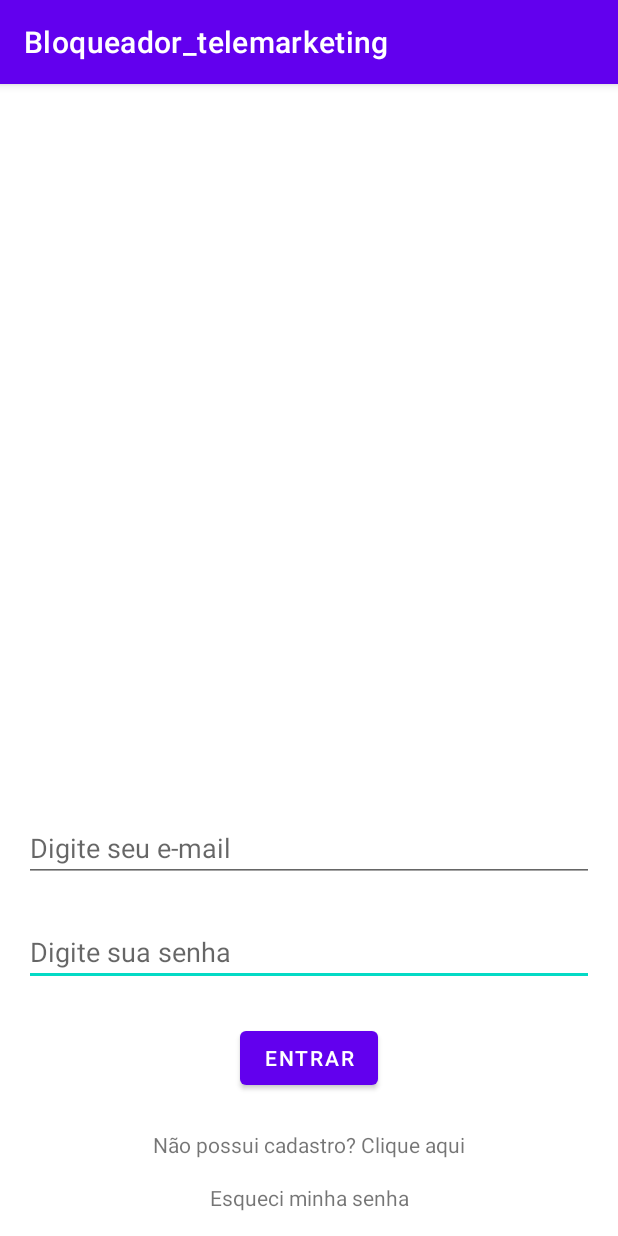
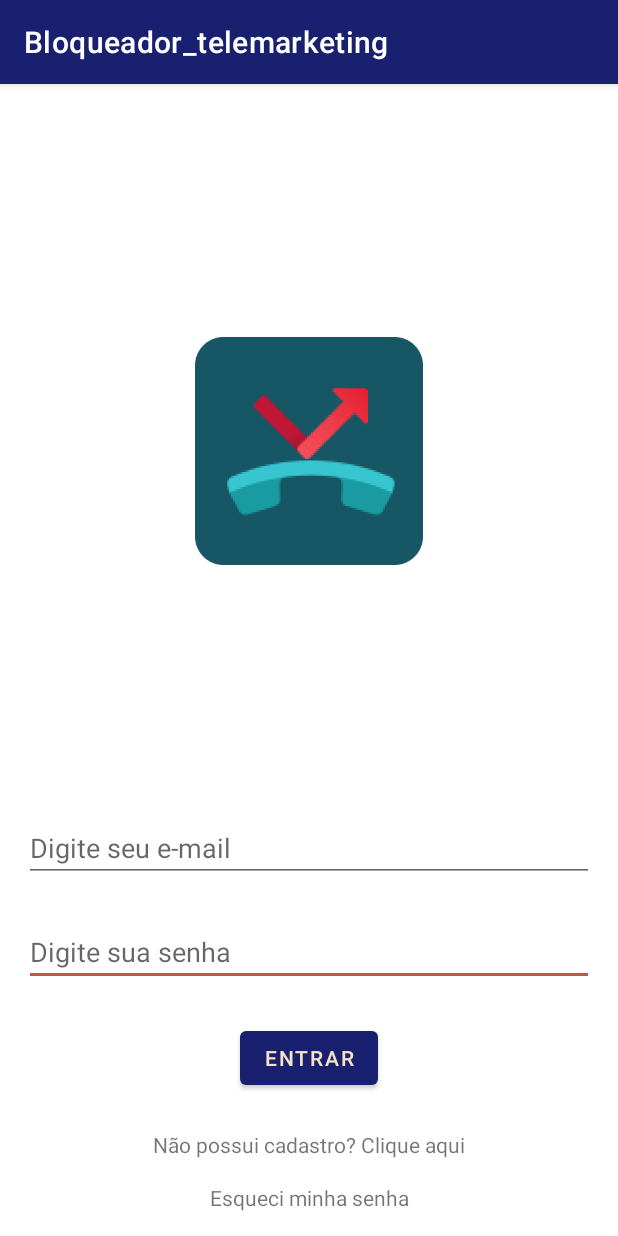
Before and after one commit to lucaslopes05/bloqueador_telemarketing, an Android app: the screen it shows after launch (LoginActivity), on a phone screen of 412 x 824 dp. Run offline under Robolectric (Android 15) with nearby library versions, the phone set to English and light mode, and no system bars; our stand-ins replace Dagger/Hilt's generated code, Firebase (no records; nobody signed in at launch, a user with empty details on screens opened directly), data binding.

Commit message:
Theme colors configuration

```diff
--- a/app/src/main/res/layout/fragment_esqueci_senha.xml
+++ b/app/src/main/res/layout/fragment_esqueci_senha.xml
@@ -20,10 +20,11 @@
             android:layout_width="wrap_content"
             android:layout_height="wrap_content"
             android:layout_marginBottom="16dp"
+            android:onClick="@{elementosEsqueci::enviarEmail}"
             android:text="@string/enviar"
-            android:onClick="@{elementosEsqueci::enviarEmail}"
             app:layout_constraintBottom_toBottomOf="parent"
             app:layout_constraintEnd_toEndOf="parent"
+            app:layout_constraintHorizontal_bias="0.498"
             app:layout_constraintStart_toStartOf="parent" />
 
         <EditText
@@ -32,12 +33,13 @@
             android:layout_height="wrap_content"
             android:layout_marginStart="16dp"
             android:layout_marginEnd="16dp"
-            android:layout_marginBottom="24dp"
+            android:layout_marginBottom="20dp"
             android:ems="10"
             android:hint="@string/email"
             android:inputType="textEmailAddress"
             app:layout_constraintBottom_toTopOf="@+id/btEsqueciEnviar"
             app:layout_constraintEnd_toEndOf="parent"
+            app:layout_constraintHorizontal_bias="0.0"
             app:layout_constraintStart_toStartOf="parent" />
     </androidx.constraintlayout.widget.ConstraintLayout>
 </layout>
--- a/app/src/main/res/layout/fragment_login.xml
+++ b/app/src/main/res/layout/fragment_login.xml
@@ -13,6 +13,7 @@
     <androidx.constraintlayout.widget.ConstraintLayout
         android:layout_width="match_parent"
         android:layout_height="match_parent"
+        android:background="@android:color/primary_text_dark"
         tools:context=".ui.fragment.LoginFragment">
 
         <TextView
@@ -20,8 +21,8 @@
             android:layout_width="wrap_content"
             android:layout_height="wrap_content"
             android:layout_marginBottom="16dp"
+            android:onClick="@{elementosLogin::irEsqueciSenha}"
             android:text="@string/esqueci_senha"
-            android:onClick="@{elementosLogin::irEsqueciSenha}"
             app:layout_constraintBottom_toBottomOf="parent"
             app:layout_constraintEnd_toEndOf="parent"
             app:layout_constraintStart_toStartOf="parent" />
@@ -42,8 +43,8 @@
             android:layout_width="wrap_content"
             android:layout_height="wrap_content"
             android:layout_marginBottom="24dp"
+            android:onClick="@{elementosLogin::irEntrar}"
             android:text="@string/entrar"
-            android:onClick="@{elementosLogin::irEntrar}"
             app:layout_constraintBottom_toTopOf="@+id/tvCadastrar"
             app:layout_constraintEnd_toEndOf="parent"
             app:layout_constraintStart_toStartOf="parent" />
@@ -76,6 +77,19 @@
             app:layout_constraintEnd_toEndOf="parent"
             app:layout_constraintStart_toStartOf="parent" />
 
+        <ImageView
+            android:id="@+id/imageView2"
+            android:layout_width="0dp"
+            android:layout_height="232dp"
+            android:layout_marginStart="130dp"
+            android:layout_marginEnd="130dp"
+            app:layout_constraintBottom_toBottomOf="parent"
+            app:layout_constraintEnd_toEndOf="parent"
+            app:layout_constraintStart_toStartOf="parent"
+            app:layout_constraintTop_toTopOf="parent"
+            app:layout_constraintVertical_bias="0.24000001"
+            app:srcCompat="@drawable/bloqueio_de_chamada_square_3x" />
+
     </androidx.constraintlayout.widget.ConstraintLayout>
 
 </layout>
--- a/app/src/main/res/layout/fragment_teste_logado.xml
+++ b/app/src/main/res/layout/fragment_teste_logado.xml
@@ -19,11 +19,12 @@
             android:id="@+id/textView2"
             android:layout_width="wrap_content"
             android:layout_height="wrap_content"
-            android:text="Estamos logado"
+            android:text="@string/logged"
             android:textSize="36sp"
             app:layout_constraintBottom_toBottomOf="parent"
             app:layout_constraintEnd_toEndOf="parent"
             app:layout_constraintStart_toStartOf="parent"
-            app:layout_constraintTop_toTopOf="parent" />
+            app:layout_constraintTop_toTopOf="parent"
+            app:layout_constraintVertical_bias="0.499" />
     </androidx.constraintlayout.widget.ConstraintLayout>
 </layout>
--- a/app/src/main/res/values-night/themes.xml
+++ b/app/src/main/res/values-night/themes.xml
@@ -2,13 +2,13 @@
     <!-- Base application theme. -->
     <style name="Theme.Bloqueador_telemarketing" parent="Theme.MaterialComponents.DayNight.DarkActionBar">
         <!-- Primary brand color. -->
-        <item name="colorPrimary">@color/purple_200</item>
-        <item name="colorPrimaryVariant">@color/purple_700</item>
-        <item name="colorOnPrimary">@color/black</item>
+        <item name="colorPrimary">@color/dark_gray</item>
+        <item name="colorPrimaryVariant">@color/roman_silver</item>
+        <item name="colorOnPrimary">@color/champagne</item>
         <!-- Secondary brand color. -->
-        <item name="colorSecondary">@color/teal_200</item>
-        <item name="colorSecondaryVariant">@color/teal_200</item>
-        <item name="colorOnSecondary">@color/black</item>
+        <item name="colorSecondary">@color/royal_blue_dark</item>
+        <item name="colorSecondaryVariant">@color/midnight_blue</item>
+        <item name="colorOnSecondary">@color/champagne</item>
         <!-- Status bar color. -->
         <item name="android:statusBarColor" tools:targetApi="l">?attr/colorPrimaryVariant</item>
         <!-- Customize your theme here. -->
--- a/app/src/main/res/values/colors.xml
+++ b/app/src/main/res/values/colors.xml
@@ -1,10 +1,11 @@
 <?xml version="1.0" encoding="utf-8"?>
 <resources>
-    <color name="purple_200">#FFBB86FC</color>
-    <color name="purple_500">#FF6200EE</color>
-    <color name="purple_700">#FF3700B3</color>
-    <color name="teal_200">#FF03DAC5</color>
-    <color name="teal_700">#FF018786</color>
-    <color name="black">#FF000000</color>
-    <color name="white">#FFFFFFFF</color>
+    <color name="midnight_blue">#18206F</color>
+    <color name="dark_gray">#1E1F25</color>
+    <color name="royal_blue_dark">#17255A</color>
+    <color name="independency">#4F5576</color>
+    <color name="roman_silver">#868491</color>
+    <color name="champagne">#F5E2C8</color>
+    <color name="cedar_chest">#CB5149</color>
+    <color name="carnelian">#BD1E1E</color>
 </resources>
--- a/app/src/main/res/values/strings.xml
+++ b/app/src/main/res/values/strings.xml
@@ -10,6 +10,7 @@
     <string name="enviar">Enviar</string>
     <string name="redigitesenha">Digite novamente a senha</string>
     <string name="title_activity_app">AppActivity</string>
+    <string name="logged">Autenticado</string>
     <!--
     This string is used for square devices and overridden by hello_world in
     values-round/strings.xml for round devices.
--- a/app/src/main/res/values/themes.xml
+++ b/app/src/main/res/values/themes.xml
@@ -2,13 +2,13 @@
     <!-- Base application theme. -->
     <style name="Theme.Bloqueador_telemarketing" parent="Theme.MaterialComponents.DayNight.DarkActionBar">
         <!-- Primary brand color. -->
-        <item name="colorPrimary">@color/purple_500</item>
-        <item name="colorPrimaryVariant">@color/purple_700</item>
-        <item name="colorOnPrimary">@color/white</item>
+        <item name="colorPrimary">@color/midnight_blue</item>
+        <item name="colorPrimaryVariant">@color/royal_blue_dark</item>
+        <item name="colorOnPrimary">@color/champagne</item>
         <!-- Secondary brand color. -->
-        <item name="colorSecondary">@color/teal_200</item>
-        <item name="colorSecondaryVariant">@color/teal_700</item>
-        <item name="colorOnSecondary">@color/black</item>
+        <item name="colorSecondary">@color/cedar_chest</item>
+        <item name="colorSecondaryVariant">@color/carnelian</item>
+        <item name="colorOnSecondary">@color/champagne</item>
         <!-- Status bar color. -->
         <item name="android:statusBarColor" tools:targetApi="l">?attr/colorPrimaryVariant</item>
         <!-- Customize your theme here. -->
```
Also changed, not shown: app/src/main/res/drawable/bloqueio_de_chamada_square.png (added), app/src/main/res/drawable/bloqueio_de_chamada_square_3x.png (added).
